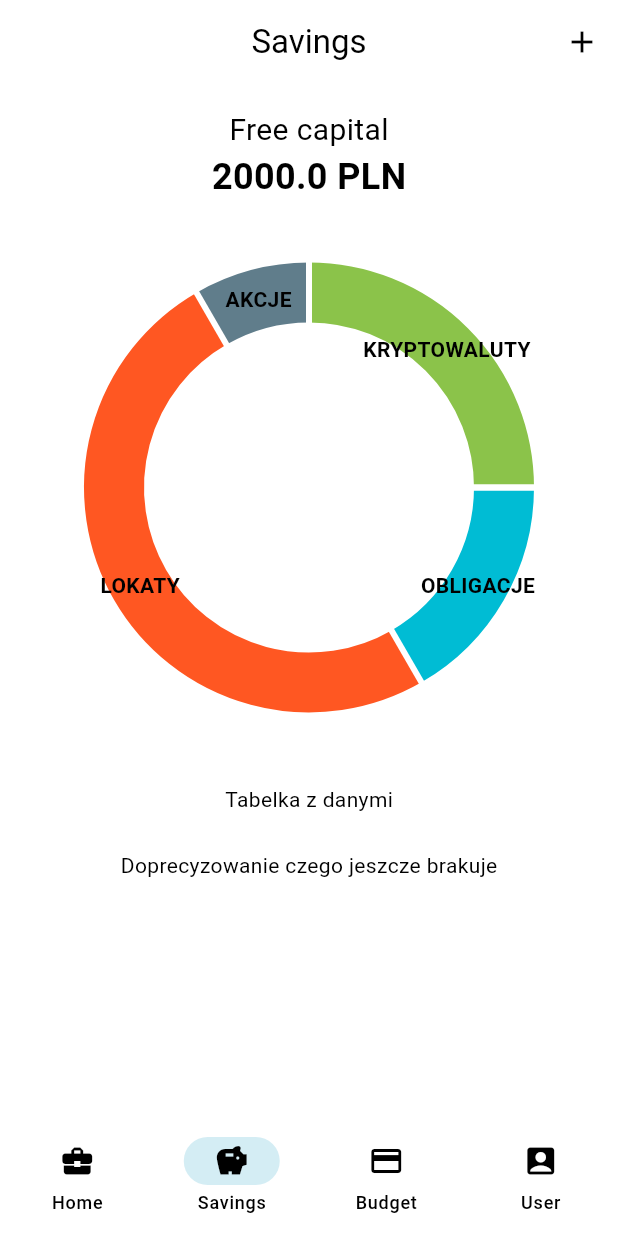
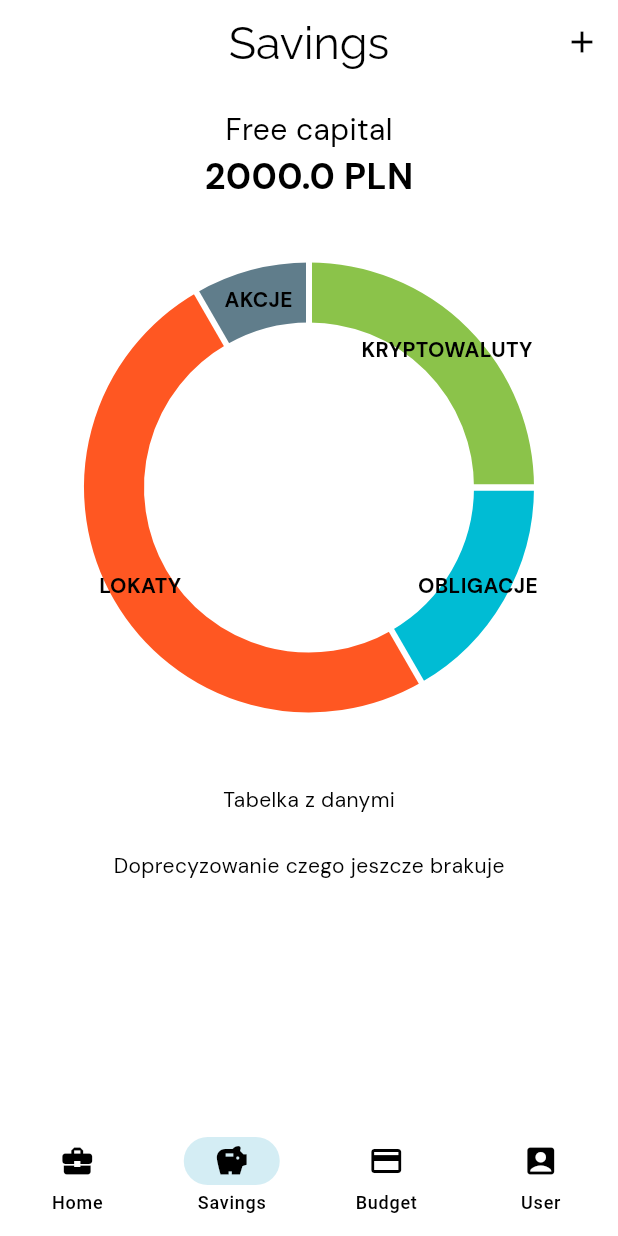
Before and after one commit to rarmand/my-entrepreneurship, a Flutter app: the screen it shows after launch, item 2 of the bottom bar chosen, on a phone screen of 412 x 824 dp. Run offline on Flutter 3.47's test engine with Material 3 defaults, Android fonts, the phone set to English and light mode, and no system bars; drawn by our look-alikes of fl_chart; our stand-ins replace equatable, firebase_core, flutter_bloc, google_fonts; accounts and stored records are empty; generated files the repository leaves out were written again.

Commit message:
updates in theme

```diff
--- a/lib/theme/app_theme/app_theme.dart
+++ b/lib/theme/app_theme/app_theme.dart
@@ -1,4 +1,5 @@
 import 'package:flutter/material.dart';
+import 'package:google_fonts/google_fonts.dart';
 
 class ColorConstants {
   static Color black = const Color.fromARGB(255, 25, 36, 40);
@@ -21,6 +22,19 @@ class AppTheme {
         background: ColorConstants.white,
         primary: ColorConstants.blue,
         secondary: ColorConstants.lightBlue,
+      ),
+
+      textTheme: TextTheme(
+        displayLarge: const TextStyle(
+          fontSize: 72,
+          fontWeight: FontWeight.bold,
+        ),
+        // ···
+        titleLarge: GoogleFonts.raleway(
+          fontSize: 30,
+        ),
+        bodyMedium: GoogleFonts.dmSans(),
+        displaySmall: GoogleFonts.merriweather(),
       ),
 
       elevatedButtonTheme: ElevatedButtonThemeData(
@@ -66,6 +80,18 @@ class AppTheme {
         secondary: ColorConstants.cream,
       ),
 
+      textTheme: TextTheme(
+        displayLarge: const TextStyle(
+          fontSize: 72,
+          fontWeight: FontWeight.bold,
+        ),
+        titleLarge: GoogleFonts.rubik(
+          fontSize: 30,
+        ),
+        bodyMedium: GoogleFonts.raleway(),
+        displaySmall: GoogleFonts.pacifico(),
+      ),
+
       elevatedButtonTheme: ElevatedButtonThemeData(
         style: ButtonStyle(
           backgroundColor: MaterialStateProperty.all<Color>(
```
